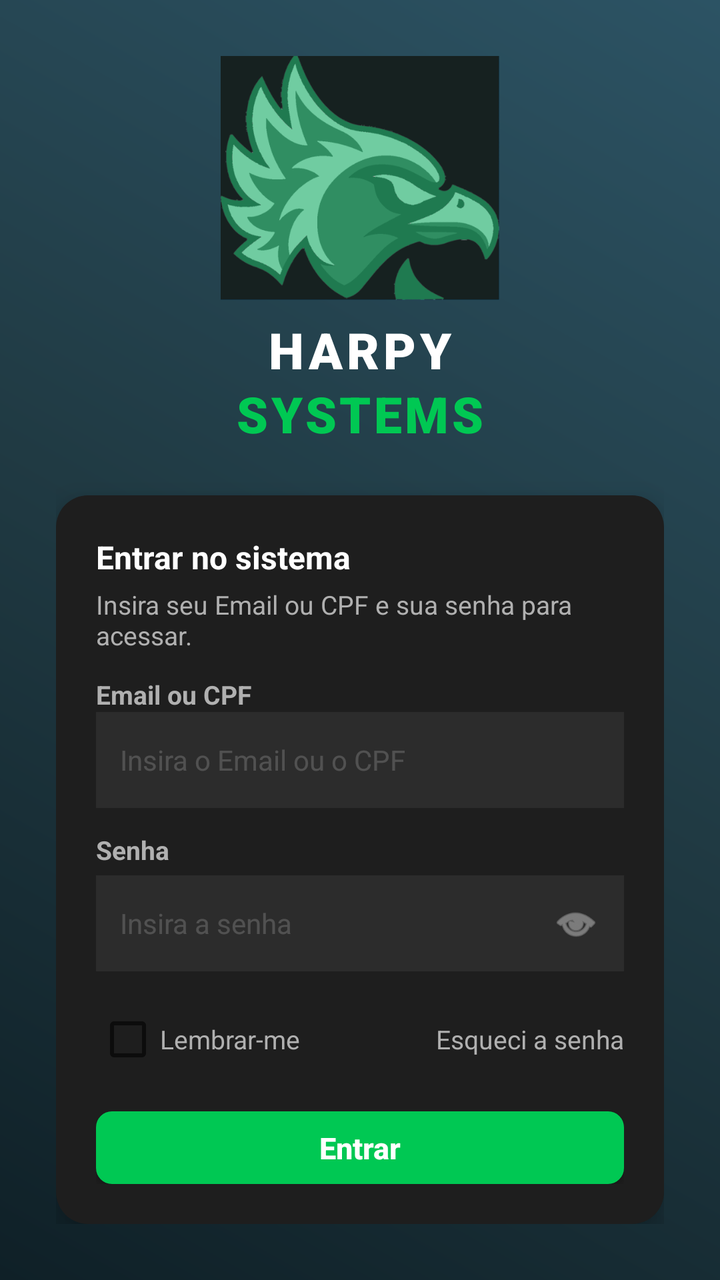
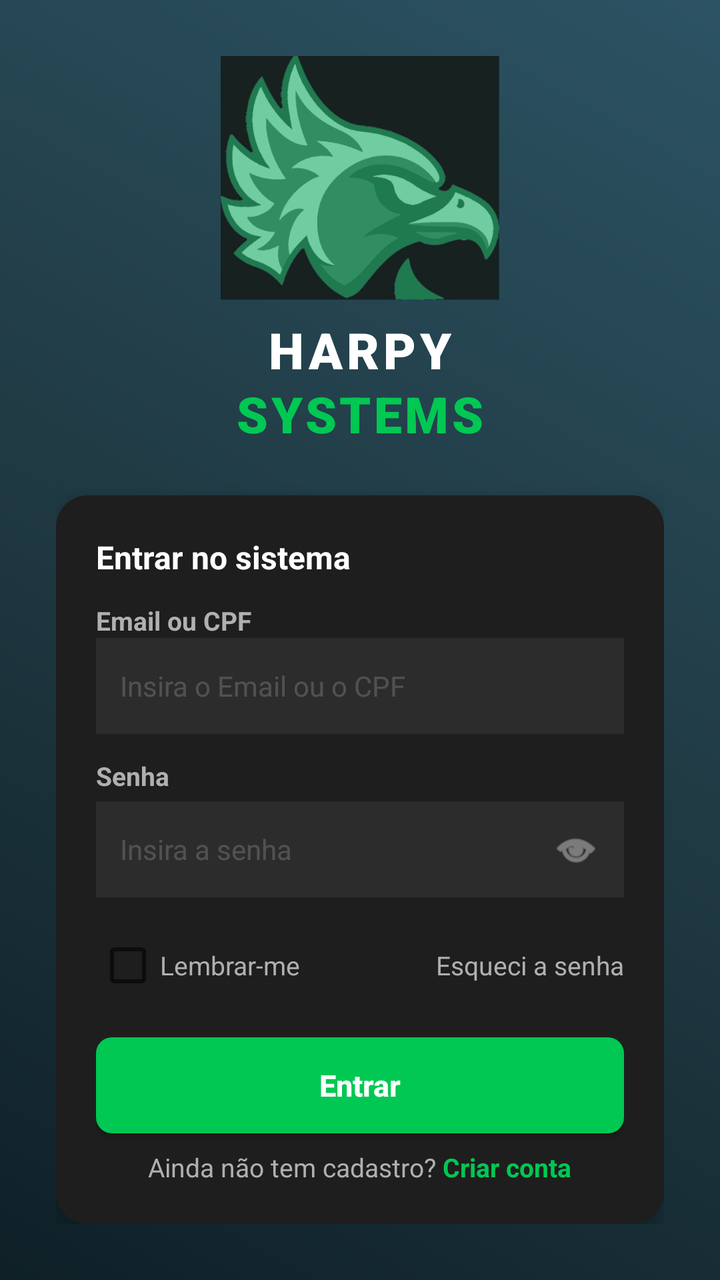

An Android layout rendered at two revisions. The XML below is the earlier revision; the diff shows what the commit changed to produce the second picture.
<!-- AndroidManifest.xml: application theme Theme.FinalProject -->
<!-- res/layout/activity_main.xml -->
<?xml version="1.0" encoding="utf-8"?>
<androidx.constraintlayout.widget.ConstraintLayout xmlns:android="http://schemas.android.com/apk/res/android"
    xmlns:app="http://schemas.android.com/apk/res-auto"
    xmlns:tools="http://schemas.android.com/tools"
    android:layout_width="match_parent"
    android:layout_height="match_parent"
    android:background="@drawable/bg_login_gradient"
    android:padding="28dp">

    
    <LinearLayout
        android:id="@+id/login_wrap"
        android:layout_width="0dp"
        android:layout_height="wrap_content"
        android:orientation="vertical"
        android:gravity="center_horizontal"
        android:clipToPadding="false"
        app:layout_constraintTop_toTopOf="parent"
        app:layout_constraintBottom_toBottomOf="parent"
        app:layout_constraintStart_toStartOf="parent"
        app:layout_constraintEnd_toEndOf="parent">

        
        <LinearLayout
            android:id="@+id/logo_container"
            android:layout_width="wrap_content"
            android:layout_height="wrap_content"
            android:orientation="vertical"
            android:gravity="center_horizontal"
            android:layout_marginBottom="16dp">

            <ImageView
                android:id="@+id/imgLogo"
                android:layout_width="140dp"
                android:layout_height="wrap_content"
                android:adjustViewBounds="true"
                android:src="@drawable/harpysystem"
                android:contentDescription="@string/app_name" />

            <LinearLayout
                android:layout_width="wrap_content"
                android:layout_height="wrap_content"
                android:orientation="vertical"
                android:gravity="center_horizontal"
                android:layout_marginTop="8dp">

                <TextView
                    android:id="@+id/tvBrandTitle"
                    android:layout_width="wrap_content"
                    android:layout_height="wrap_content"
                    android:text="HARPY"
                    android:textColor="@color/hs_text"
                    android:textSize="25sp"
                    android:textStyle="bold"
                    android:letterSpacing="0.08"
                    android:fontFamily="sans-serif-black" />

                <TextView
                    android:id="@+id/tvBrandSubtitle"
                    android:layout_width="wrap_content"
                    android:layout_height="wrap_content"
                    android:text="SYSTEMS"
                    android:textColor="@color/hs_accent"
                    android:textSize="25sp"
                    android:letterSpacing="0.06"
                    android:fontFamily="sans-serif-black"
                    android:layout_marginTop="-2dp" />
            </LinearLayout>
        </LinearLayout>

        
        <LinearLayout
            android:id="@+id/login_card"
            android:layout_width="match_parent"
            android:layout_height="wrap_content"
            android:orientation="vertical"
            android:background="@drawable/bg_login_card"
            android:padding="20dp"
            android:elevation="10dp"
            android:layout_marginTop="8dp">

            
            <TextView
                android:id="@+id/tvLoginTitle"
                android:layout_width="wrap_content"
                android:layout_height="wrap_content"
                android:text="Entrar no sistema"
                android:textColor="@color/hs_text"
                android:textSize="16sp"
                android:textStyle="bold" />

            <TextView
                android:id="@+id/tvLoginLead"
                android:layout_width="wrap_content"
                android:layout_height="wrap_content"
                android:text="Insira seu Email ou CPF e sua senha para acessar."
                android:textColor="@color/hs_muted"
                android:textSize="13sp"
                android:layout_marginTop="4dp" />

            
            <LinearLayout
                android:id="@+id/fieldUser"
                android:layout_width="match_parent"
                android:layout_height="wrap_content"
                android:orientation="vertical"
                android:layout_marginTop="12dp">

                <TextView
                    android:id="@+id/tvUserLabel"
                    android:layout_width="wrap_content"
                    android:layout_height="wrap_content"
                    android:text="Email ou CPF"
                    android:textColor="@color/hs_muted"
                    android:textSize="13sp"
                    android:textStyle="bold" />

                <EditText
                    android:id="@+id/etUser"
                    android:layout_width="match_parent"
                    android:layout_height="wrap_content"
                    android:minHeight="48dp"
                    android:hint="Insira o Email ou o CPF"
                    android:inputType="textEmailAddress"
                    android:padding="12dp"
                    android:textColor="@color/hs_text"
                    android:textColorHint="#2DFFFFFF"
                    android:background="@color/hs_input"
                    android:fontFamily="sans-serif"
                    android:textSize="14sp" />

                <TextView
                    android:id="@+id/tvUserError"
                    android:layout_width="wrap_content"
                    android:layout_height="wrap_content"
                    android:text="Por favor informe email ou CPF válido."
                    android:textSize="13sp"
                    android:textColor="@color/hs_danger"
                    android:visibility="gone"
                    android:layout_marginTop="4dp" />
            </LinearLayout>

            
            <LinearLayout
                android:id="@+id/fieldPassword"
                android:layout_width="match_parent"
                android:layout_height="wrap_content"
                android:orientation="vertical"
                android:layout_marginTop="12dp">

                <TextView
                    android:id="@+id/tvPasswordLabel"
                    android:layout_width="wrap_content"
                    android:layout_height="wrap_content"
                    android:text="Senha"
                    android:textColor="@color/hs_muted"
                    android:textSize="13sp"
                    android:textStyle="bold" />

                <androidx.constraintlayout.widget.ConstraintLayout
                    android:id="@+id/password_wrap"
                    android:layout_width="match_parent"
                    android:layout_height="wrap_content"
                    android:layout_marginTop="4dp">

                    <EditText
                        android:id="@+id/etPassword"
                        android:layout_width="0dp"
                        android:layout_height="wrap_content"
                        android:minHeight="48dp"
                        android:hint="Insira a senha"
                        android:inputType="textPassword"
                        android:padding="12dp"
                        android:textColor="@color/hs_text"
                        android:textColorHint="#2DFFFFFF"
                        android:background="@color/hs_input"
                        android:fontFamily="sans-serif"
                        android:textSize="14sp"
                        app:layout_constraintStart_toStartOf="parent"
                        app:layout_constraintEnd_toEndOf="parent"
                        app:layout_constraintTop_toTopOf="parent"
                        app:layout_constraintBottom_toBottomOf="parent" />

                    <ImageButton
                        android:id="@+id/btnTogglePassword"
                        android:layout_width="48dp"
                        android:layout_height="48dp"
                        android:padding="12dp"
                        android:scaleType="fitCenter"
                        android:background="@android:color/transparent"
                        android:contentDescription="Mostrar senha"
                        android:src="@android:drawable/ic_menu_view"
                        app:tint="@color/hs_muted"
                        app:layout_constraintEnd_toEndOf="@id/etPassword"
                        app:layout_constraintTop_toTopOf="@id/etPassword"
                        app:layout_constraintBottom_toBottomOf="@id/etPassword" />
                </androidx.constraintlayout.widget.ConstraintLayout>

                <TextView
                    android:id="@+id/tvPasswordError"
                    android:layout_width="wrap_content"
                    android:layout_height="wrap_content"
                    android:text="A senha deve ter ao menos 4 caracteres."
                    android:textSize="13sp"
                    android:textColor="@color/hs_danger"
                    android:visibility="gone"
                    android:layout_marginTop="4dp" />
            </LinearLayout>

            
            <LinearLayout
                android:id="@+id/rowRememberForgot"
                android:layout_width="match_parent"
                android:layout_height="wrap_content"
                android:orientation="horizontal"
                android:gravity="center_vertical"
                android:layout_marginTop="10dp">

                <CheckBox
                    android:id="@+id/cbRemember"
                    android:layout_width="wrap_content"
                    android:layout_height="wrap_content"
                    android:minHeight="48dp"
                    android:gravity="center_vertical"
                    android:text="Lembrar-me"
                    android:textColor="@color/hs_muted"
                    android:textSize="13sp" />

                <View
                    android:layout_width="0dp"
                    android:layout_height="0dp"
                    android:layout_weight="1" />

                <TextView
                    android:id="@+id/tvForgotPassword"
                    android:layout_width="wrap_content"
                    android:layout_height="wrap_content"
                    android:minHeight="48dp"
                    android:gravity="center_vertical"
                    android:text="Esqueci a senha"
                    android:textColor="@color/hs_muted"
                    android:textSize="13sp"
                    android:clickable="true"
                    android:focusable="true" />
            </LinearLayout>

            
            <Button
                android:id="@+id/btnEnter"
                android:layout_width="match_parent"
                android:layout_height="wrap_content"
                android:layout_marginTop="12dp"
                android:background="@drawable/bg_btn_primary"
                android:minHeight="48dp"
                android:onClick="handleLogin"
                android:text="Entrar"
                android:textAllCaps="false"
                android:textColor="@android:color/white"
                android:textSize="15sp"
                android:textStyle="bold"
                tools:ignore="TouchTargetSizeCheck" />

            
            <LinearLayout
                android:id="@+id/card_footer"
                android:layout_width="match_parent"
                android:layout_height="wrap_content"
                android:layout_marginTop="8dp"
                android:gravity="center"
                android:orientation="horizontal">

                <TextView
                    android:id="@+id/tvNoAccount"
                    android:layout_width="wrap_content"
                    android:layout_height="wrap_content"
                    android:text="Ainda não tem cadastro? "
                    android:textColor="@color/hs_muted"
                    android:textSize="13sp" />

                <TextView
                    android:id="@+id/tvCreateAccount"
                    android:layout_width="wrap_content"
                    android:layout_height="wrap_content"
                    android:minHeight="48dp"
                    android:gravity="center_vertical"
                    android:text="Criar conta"
                    android:textColor="@color/hs_accent"
                    android:textSize="13sp"
                    android:textStyle="bold"
                    android:clickable="true"
                    android:focusable="true"
                    android:onClick="createAccount"/>
            </LinearLayout>

        </LinearLayout> 

    </LinearLayout> 

</androidx.constraintlayout.widget.ConstraintLayout>
<!-- resources referenced by this layout -->
<resources>
  <color name="hs_accent">#00C853</color>
  <color name="hs_danger">#FF5252</color>
  <color name="hs_input">#2C2C2C</color>
  <color name="hs_muted">#B0B0B0</color>
  <color name="hs_text">#FFFFFF</color>
  <!-- drawable bg_btn_primary (drawable) -->
  <?xml version="1.0" encoding="utf-8"?>
  <shape xmlns:android="http://schemas.android.com/apk/res/android">
      <solid android:color="#00C853" /> <corners android:radius="8dp" />
  </shape>
  <!-- drawable bg_login_card (drawable) -->
  <?xml version="1.0" encoding="utf-8"?>
  <shape xmlns:android="http://schemas.android.com/apk/res/android">
      <solid android:color="#1E1E1E" />
      <corners android:radius="16dp" />
  </shape>
  <!-- drawable bg_login_gradient (drawable) -->
  <?xml version="1.0" encoding="utf-8"?>
  <shape xmlns:android="http://schemas.android.com/apk/res/android">
      <gradient
          android:startColor="#0F2027"
          android:centerColor="#203A43"
          android:endColor="#2C5364"
          android:angle="45"/>
  </shape>
  <!-- drawable harpysystem: png bitmap (drawable, 58918 bytes) -->
  <string name="app_name">FinalProject</string>
  <style name="Theme.FinalProject" parent="Theme.AppCompat.Light.NoActionBar" />
</resources>

<!-- the commit's change to res/layout/activity_main.xml (unified diff, before → after) -->
@@ -89,14 +89,6 @@
                 android:textSize="16sp"
                 android:textStyle="bold" />
 
-            <TextView
-                android:id="@+id/tvLoginLead"
-                android:layout_width="wrap_content"
-                android:layout_height="wrap_content"
-                android:text="Insira seu Email ou CPF e sua senha para acessar."
-                android:textColor="@color/hs_muted"
-                android:textSize="13sp"
-                android:layout_marginTop="4dp" />
 
             
             <LinearLayout
@@ -196,15 +188,7 @@
                         app:layout_constraintBottom_toBottomOf="@id/etPassword" />
                 </androidx.constraintlayout.widget.ConstraintLayout>
 
-                <TextView
-                    android:id="@+id/tvPasswordError"
-                    android:layout_width="wrap_content"
-                    android:layout_height="wrap_content"
-                    android:text="A senha deve ter ao menos 4 caracteres."
-                    android:textSize="13sp"
-                    android:textColor="@color/hs_danger"
-                    android:visibility="gone"
-                    android:layout_marginTop="4dp" />
+
             </LinearLayout>
 
             
